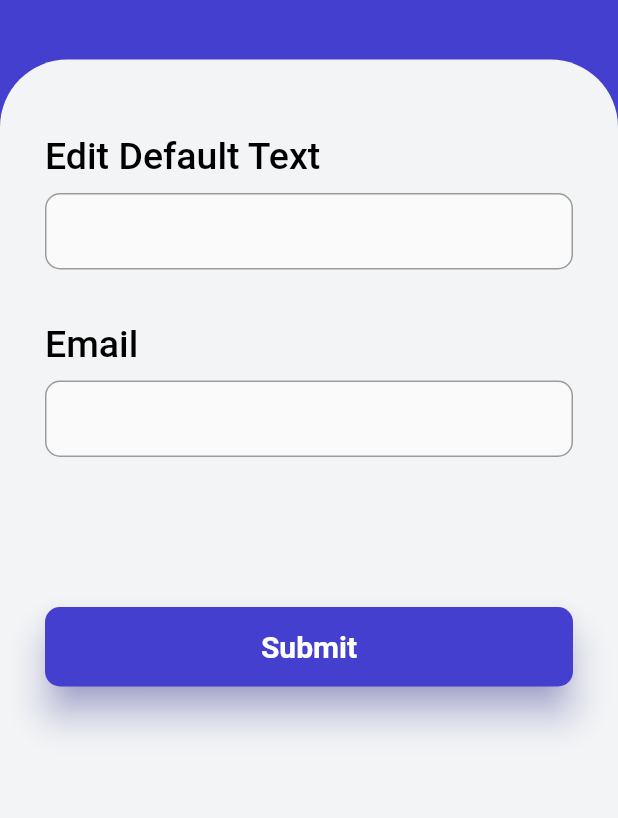
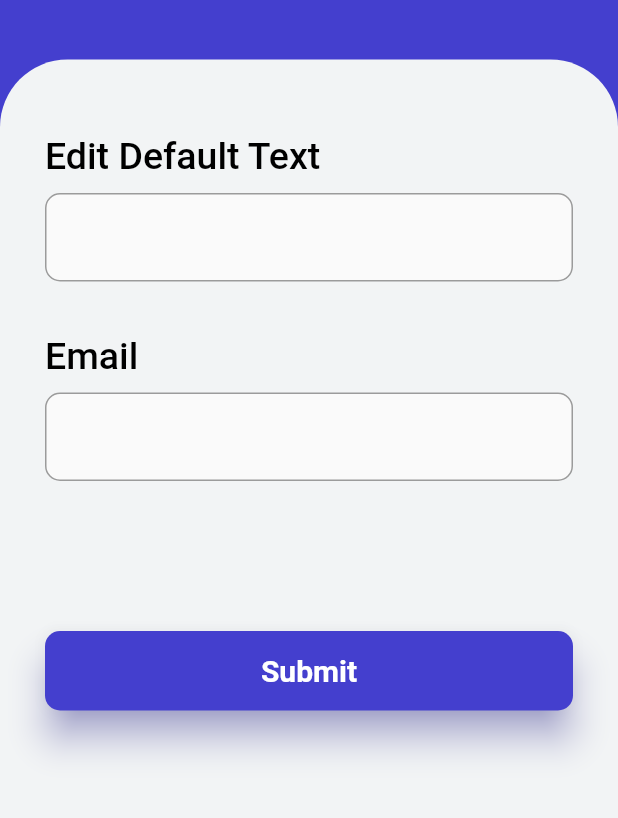
Before and after one commit to lifeShadow59/photocopy, a Flutter app: the screen it shows after launch, after a tap on an icon or button, on a phone screen of 412 x 824 dp, the part 149-967 px from its top. Run offline on Flutter 3.47's test engine with Material 2 defaults, Android fonts, the phone set to English and light mode, and no system bars; our stand-ins replace flutter_svg, get_storage.

Commit message:
add catch data

```diff
--- a/lib/main.dart
+++ b/lib/main.dart
@@ -2,8 +2,10 @@ import 'package:copyrightapp/const/svg_const.dart';
 import 'package:copyrightapp/pages/setting/setting.dart';
 import 'package:flutter/material.dart';
 import 'package:flutter_svg/svg.dart';
+import 'package:get_storage/get_storage.dart';
 
-void main() {
+Future<void> main() async {
+  await GetStorage.init();
   runApp(const MyApp());
 }
 
@@ -17,8 +19,7 @@ class MyApp extends StatelessWidget {
       debugShowCheckedModeBanner: false,
       theme: ThemeData(
         inputDecorationTheme: const InputDecorationTheme(
-          focusColor: Color(0xffFF5C5C),
-          isDense: true,
+          focusColor: Colors.black,
           enabledBorder: OutlineInputBorder(
             borderSide: BorderSide(
               color: Colors.black38,
@@ -40,7 +41,7 @@ class MyApp extends StatelessWidget {
               Radius.circular(10.0),
             ),
           ),
-          fillColor: Colors.red,
+          fillColor: Colors.black,
           focusedBorder: OutlineInputBorder(
             borderSide: BorderSide(
               color: Colors.black38,
--- a/lib/pages/setting/setting.dart
+++ b/lib/pages/setting/setting.dart
@@ -2,6 +2,7 @@ import 'package:copyrightapp/const/svg_const.dart';
 import 'package:copyrightapp/utils/elevated_button_widget.dart';
 import 'package:flutter/material.dart';
 import 'package:flutter_svg/svg.dart';
+import 'package:get_storage/get_storage.dart';
 
 class Setting extends StatelessWidget {
   const Setting({Key? key}) : super(key: key);
@@ -24,19 +25,33 @@ class Setting extends StatelessWidget {
   }
 }
 
-class BottomPage extends StatelessWidget {
+class BottomPage extends StatefulWidget {
   const BottomPage({
     Key? key,
   }) : super(key: key);
 
   @override
+  State<BottomPage> createState() => _BottomPageState();
+}
+
+class _BottomPageState extends State<BottomPage> {
+  final TextEditingController _defaultTextController = TextEditingController();
+  final TextEditingController _emailTextController = TextEditingController();
+  final FocusNode _defaultFocusNode = FocusNode();
+  final FocusNode _emailTextFocusNode = FocusNode();
+  final GlobalKey<FormState> _formKey = GlobalKey();
+  final GetStorage _storage = GetStorage();
+
+  @override
+  void initState() {
+    super.initState();
+    _defaultTextController.text = _storage.read<String>('text') ?? '';
+    _emailTextController.text = _storage.read<String>('email') ?? '';
+    // _storage.read<bool>('emailShow');
+  }
+
+  @override
   Widget build(BuildContext context) {
-    final TextEditingController _defaultTextController =
-        TextEditingController();
-    final TextEditingController _emailTextController = TextEditingController();
-    final FocusNode _defaultFocusNode = FocusNode();
-    final FocusNode _emailTextFocusNode = FocusNode();
-    final GlobalKey<FormState> _formKey = GlobalKey();
     return Expanded(
       flex: 1,
       child: Container(
@@ -74,7 +89,7 @@ class BottomPage extends StatelessWidget {
                       Material(
                         elevation: _defaultFocusNode.hasFocus ? 10 : 0,
                         shadowColor: _defaultFocusNode.hasFocus
-                            ? Colors.red
+                            ? Colors.black54
                             : Colors.transparent,
                         borderRadius: BorderRadius.circular(10),
                         child: TextField(
@@ -99,7 +114,7 @@ class BottomPage extends StatelessWidget {
                       Material(
                         elevation: _emailTextFocusNode.hasFocus ? 10 : 0,
                         shadowColor: _emailTextFocusNode.hasFocus
-                            ? Colors.red
+                            ? Colors.black54
                             : Colors.transparent,
                         borderRadius: BorderRadius.circular(10),
                         child: TextField(
@@ -112,7 +127,13 @@ class BottomPage extends StatelessWidget {
                         height: 100,
                       ),
                       ElevatedButtonWidget(
-                          title: "Submit", enable: true, onTap: () {})
+                          title: "Submit",
+                          enable: true,
+                          onTap: () {
+                            _storage.write('text', _defaultTextController.text);
+                            _storage.write('email', _emailTextController.text);
+                            setState(() {});
+                          })
                     ],
                   ),
                 )
--- a/pubspec.yaml
+++ b/pubspec.yaml
@@ -34,6 +34,7 @@ dependencies:
   # Use with the CupertinoIcons class for iOS style icons.
   cupertino_icons: ^1.0.2
   flutter_svg: ^1.0.0
+  get_storage: ^2.0.3
 
 dev_dependencies:
   flutter_test:
```
Also changed, not shown: pubspec.lock.
